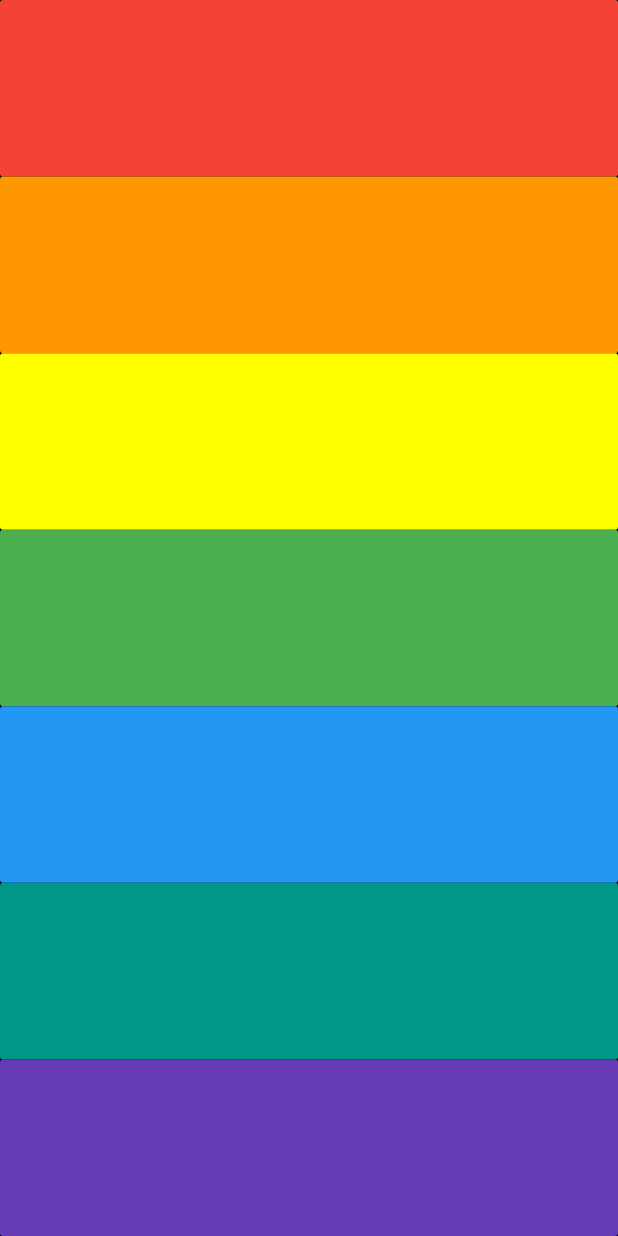
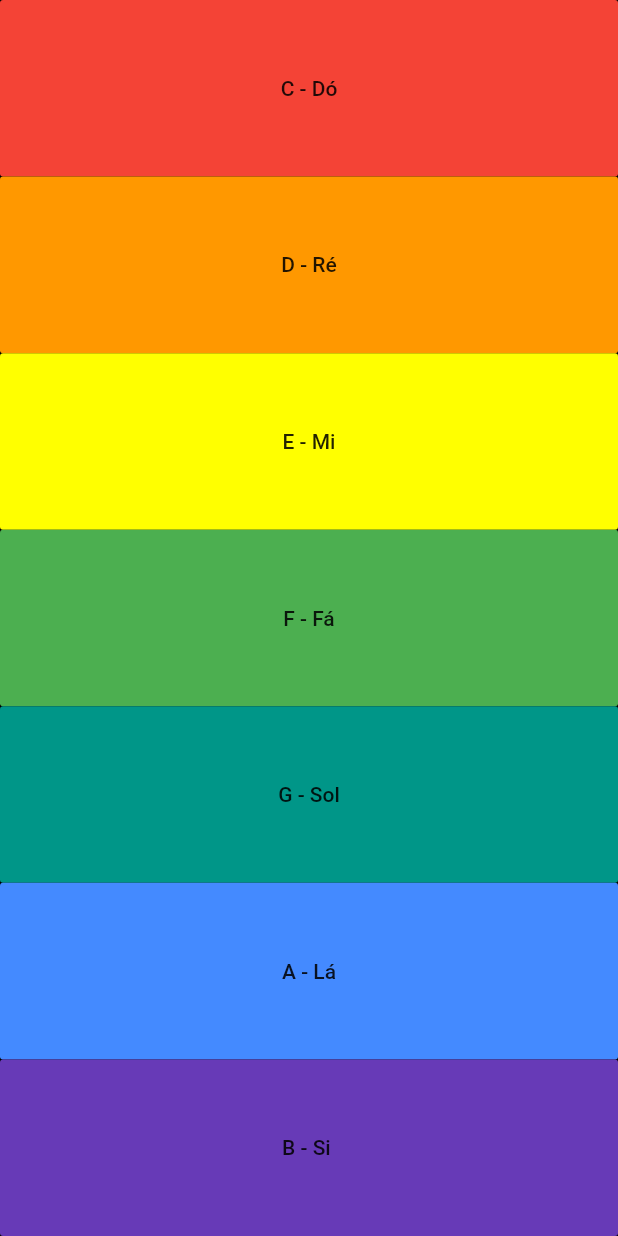
Before and after one commit to MaiaraM/flutter-xylophone, a Flutter app: the screen it shows after launch, on a phone screen of 412 x 824 dp. Run offline on Flutter 3.47's test engine with Material 2 defaults, Android fonts, the phone set to English and light mode, and no system bars; our stand-ins replace audioplayers.

Commit message:
refator code and implement layout

```diff
--- a/lib/main.dart
+++ b/lib/main.dart
@@ -10,6 +10,18 @@ class XylophoneApp extends StatelessWidget {
     player.play('note$soundNumber.wav');
   }
 
+  Widget createButton(int soundNumber, Color color, {String text = ""}) {
+    return Expanded(
+      child: FlatButton(
+        child: Text(text),
+        onPressed: () {
+          playSound(soundNumber);
+        },
+        color: color,
+      ),
+    );
+  }
+
   @override
   Widget build(BuildContext context) {
     return MaterialApp(
@@ -19,62 +31,13 @@ class XylophoneApp extends StatelessWidget {
           child: Column(
             crossAxisAlignment: CrossAxisAlignment.stretch,
             children: <Widget>[
-              Expanded(
-                child: FlatButton(
-                  onPressed: () {
-                    playSound(1);
-                  },
-                  color: Colors.red,
-                ),
-              ),
-              Expanded(
-                child: FlatButton(
-                  onPressed: () {
-                    playSound(2);
-                  },
-                  color: Colors.orange,
-                ),
-              ),
-              Expanded(
-                child: FlatButton(
-                  onPressed: () {
-                    playSound(3);
-                  },
-                  color: Colors.yellowAccent,
-                ),
-              ),
-              Expanded(
-                child: FlatButton(
-                  onPressed: () {
-                    playSound(4);
-                  },
-                  color: Colors.green,
-                ),
-              ),
-              Expanded(
-                child: FlatButton(
-                  onPressed: () {
-                    playSound(5);
-                  },
-                  color: Colors.blue,
-                ),
-              ),
-              Expanded(
-                child: FlatButton(
-                  onPressed: () {
-                    playSound(6);
-                  },
-                  color: Colors.teal,
-                ),
-              ),
-              Expanded(
-                child: FlatButton(
-                  onPressed: () {
-                    playSound(7);
-                  },
-                  color: Colors.deepPurple,
-                ),
-              ),
+              createButton(1, Colors.red, text: "C - Dó"),
+              createButton(2, Colors.orange, text: "D - Ré"),
+              createButton(3, Colors.yellowAccent, text: "E - Mi"),
+              createButton(4, Colors.green, text: "F - Fá"),
+              createButton(5, Colors.teal, text: "G - Sol"),
+              createButton(6, Colors.blueAccent, text: "A - Lá"),
+              createButton(7, Colors.deepPurple, text: "B - Si "),
             ],
           ),
         ),
```
